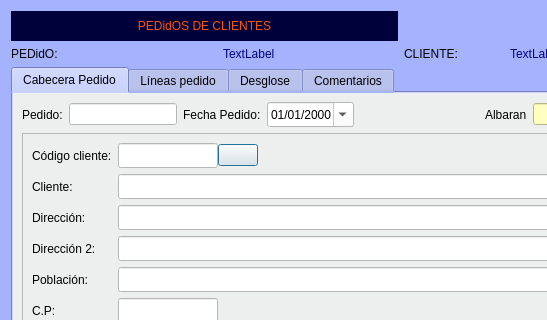
First picture: the form in Zona_Ventas/frmpedidos.ui, repository arcnexus/RedFoX, before the edit; both pictures show x 0 to 547 and y 0 to 320 of the 1058 by 561 pixel window.
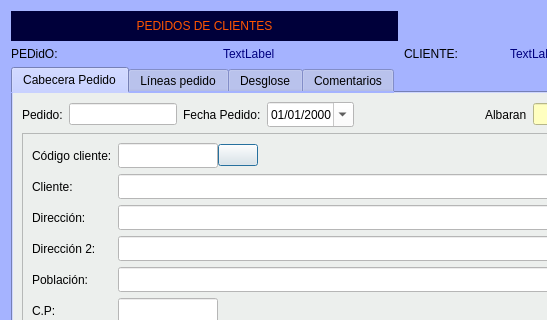
Second picture: the form after the edit. Icons and pictures are not drawn.

Diff of the .ui file:
```diff
--- a/Zona_Ventas/frmpedidos.ui
+++ b/Zona_Ventas/frmpedidos.ui
@@ -2114,7 +2114,7 @@
 background-color: rgb(0, 0, 58);</string>
      </property>
      <property name="text">
-      <string>PEDidOS DE CLIENTES</string>
+      <string>PEDIDOS DE CLIENTES</string>
      </property>
      <property name="alignment">
       <set>Qt::AlignCenter</set>
```
Left out of the diff: 12 changed lines with no effect on the pictures.
